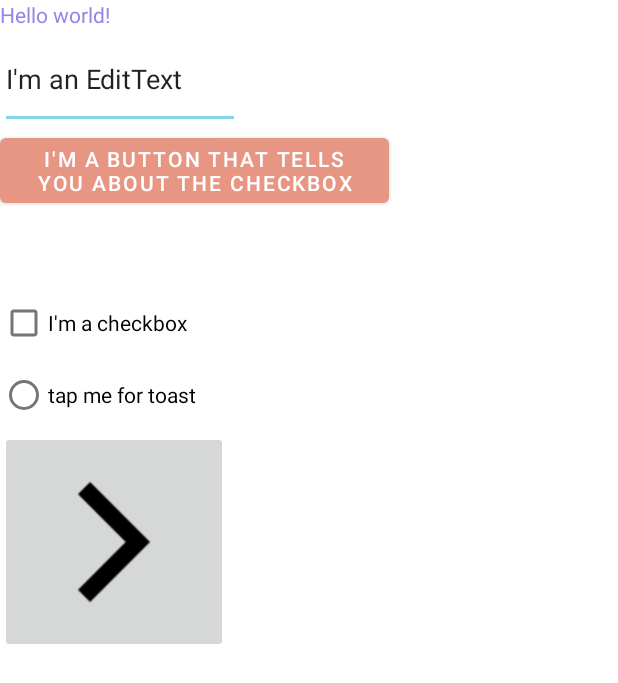
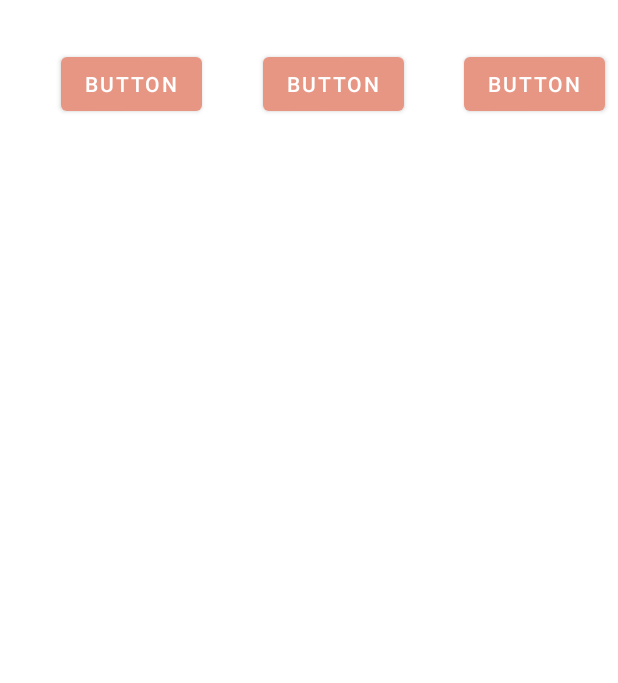
Before and after one commit to tonioluwole/TonisAndroidlabs, an Android app: the layout activity_main.xml on its own in the app's theme, with its tools: preview values and no code run, on a phone screen of 412 x 824 dp. Shown: the top 683 px of the screen. Run offline under Robolectric (Android 15) with nearby library versions, the phone set to English and light mode, and no system bars.

Commit message:
Finished step 2

```diff
--- a/app/src/main/res/layout/activity_main.xml
+++ b/app/src/main/res/layout/activity_main.xml
@@ -1,49 +1,42 @@
 <?xml version="1.0" encoding="utf-8"?>
-<LinearLayout
-    xmlns:android="http://schemas.android.com/apk/res/android"
+<androidx.constraintlayout.widget.ConstraintLayout xmlns:android="http://schemas.android.com/apk/res/android"
+    xmlns:app="http://schemas.android.com/apk/res-auto"
     xmlns:tools="http://schemas.android.com/tools"
     android:layout_width="match_parent"
     android:layout_height="match_parent"
-    android:orientation="vertical"
     tools:context=".MainActivity">
 
-    <TextView
-        android:id="@+id/textview"
+    <Button
+        android:id="@+id/button"
         android:layout_width="wrap_content"
         android:layout_height="wrap_content"
-        android:text="@string/hello_message" />
-
-    <EditText
-        android:id="@+id/myedittext"
-        android:layout_width="1in"
-        android:layout_height="wrap_content"
-        android:hint="@string/hinttext"
-        android:text="@string/editmessage"/>
+        android:layout_marginStart="32dp"
+        android:layout_marginTop="32dp"
+        android:text="Button"
+        app:layout_constraintEnd_toStartOf="@+id/button2"
+        app:layout_constraintHorizontal_bias="0.5"
+        app:layout_constraintStart_toStartOf="parent"
+        app:layout_constraintTop_toTopOf="parent" />
 
     <Button
-        android:id="@+id/mybutton"
-        android:layout_width="259dp"
-        android:layout_height="wrap_content"
-        android:layout_marginBottom="50dp"
-        android:text="@string/button_message" />
-
-    <CheckBox
-        android:id="@+id/mycb"
+        android:id="@+id/button2"
         android:layout_width="wrap_content"
         android:layout_height="wrap_content"
-        android:text="I'm a checkbox" />
+        android:layout_marginStart="32dp"
+        android:text="Button"
+        app:layout_constraintEnd_toStartOf="@+id/button3"
+        app:layout_constraintHorizontal_bias="0.5"
+        app:layout_constraintStart_toEndOf="@+id/button"
+        app:layout_constraintTop_toTopOf="@+id/button" />
 
-    <RadioButton
-        android:id="@+id/myradio"
+    <Button
+        android:id="@+id/button3"
         android:layout_width="wrap_content"
         android:layout_height="wrap_content"
-        android:text="tap me for toast" />
-
-    <ImageButton
-        android:layout_width="wrap_content"
-        android:layout_height="wrap_content"
-        android:src="@drawable/app_icon"
-        android:id="@+id/animage" />
-
-
-</LinearLayout>
+        android:layout_marginStart="32dp"
+        android:text="Button"
+        app:layout_constraintEnd_toEndOf="parent"
+        app:layout_constraintHorizontal_bias="0.5"
+        app:layout_constraintStart_toEndOf="@+id/button2"
+        app:layout_constraintTop_toTopOf="@+id/button2" />
+</androidx.constraintlayout.widget.ConstraintLayout>
```
